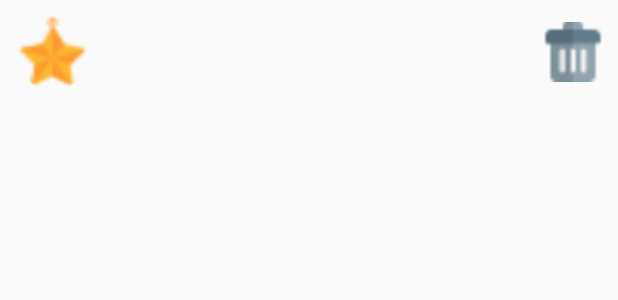
After one commit to lchuang8211/project, an Android app: the layout recycle_list_member_mycollect.xml on its own in the app's theme, with its tools: preview values and no code run, on a phone screen of 412 x 824 dp. The commit adds this screen. Shown: the top 300 px of the screen. Run offline under Robolectric (Android 15) with nearby library versions, the phone set to English and light mode, and no system bars.

Commit message:
add my collect

```diff
--- a/app/src/main/res/layout/act_mycollect.xml
+++ b/app/src/main/res/layout/act_mycollect.xml
@@ -2,7 +2,7 @@
 <LinearLayout
     android:orientation="vertical"
     android:layout_width="match_parent"
-    android:layout_height="wrap_content"
+    android:layout_height="match_parent"
     xmlns:android="http://schemas.android.com/apk/res/android">
     <TextView
         android:text=" 1231564231 my collext "
@@ -12,6 +12,6 @@
     <androidx.recyclerview.widget.RecyclerView
         android:id="@+id/rcle_mycollect"
         android:layout_width="match_parent"
-        android:layout_height="wrap_content"/>
+        android:layout_height="match_parent"/>
 
 </LinearLayout>
--- /dev/null
+++ b/app/src/main/res/layout/recycle_list_member_mycollect.xml
@@ -0,0 +1,40 @@
+<?xml version="1.0" encoding="utf-8"?>
+<!-- RecyclerView 的 list 配置 -->
+<LinearLayout android:orientation="horizontal"
+    android:layout_width="match_parent"
+    android:layout_height="wrap_content"
+    xmlns:android="http://schemas.android.com/apk/res/android">
+    <RelativeLayout
+        xmlns:android="http://schemas.android.com/apk/res/android"
+        xmlns:app="http://schemas.android.com/apk/res-auto"
+        android:id="@+id/getMyCollect_layout"
+        android:layout_width="match_parent"
+        android:layout_height="wrap_content"
+        android:layout_centerInParent="true"
+        android:background="?android:attr/selectableItemBackground"
+
+        android:padding="10sp">
+        <!-- CircleImageView 圓形元件 -->
+        <de.hdodenhof.circleimageview.CircleImageView
+            android:src="@drawable/favorite_24px"
+            android:id="@+id/img_StarCollect"
+            android:layout_width="50sp"
+            android:layout_height="50sp"/>
+        <TextView
+            android:layout_marginLeft="8sp"
+            android:layout_centerVertical="true"
+            android:id="@+id/txt_Spot_Name"
+            android:layout_toRightOf="@+id/img_StarCollect"
+            android:layout_toLeftOf="@+id/btn_deleteCollect"
+            android:layout_width="match_parent"
+            android:layout_height="wrap_content"
+            android:textSize="18sp"/>
+        <Button
+            android:background="@drawable/trash"
+            android:layout_centerVertical="true"
+            android:id="@+id/btn_deleteCollect"
+            android:layout_alignParentRight="true"
+            android:layout_width="40sp"
+            android:layout_height="40sp"/>
+    </RelativeLayout>
+</LinearLayout>
```
Also changed, not shown: app/src/main/java/com/example/appiii/ui/Member/ActMyCollect.java (+45 -0 lines), app/src/main/java/com/example/appiii/ui/Member/C_MyCollectRecyclerViewAdapter.java (added, +92 -0 lines), app/src/main/res/drawable/favorite_24px.png (added).
